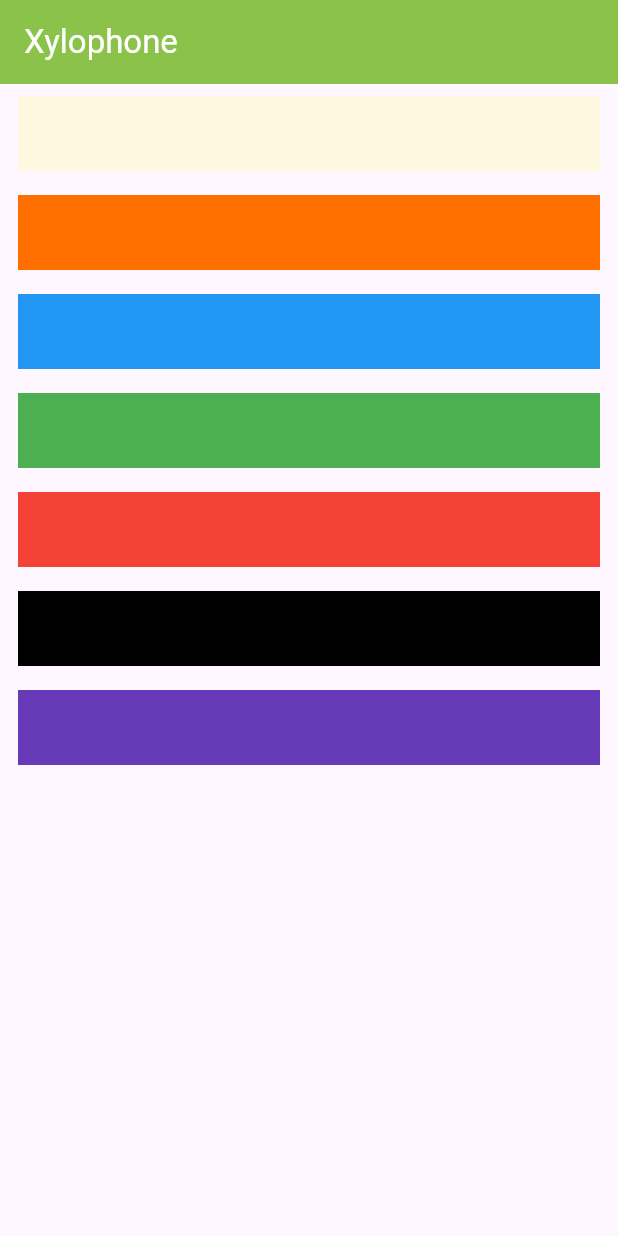
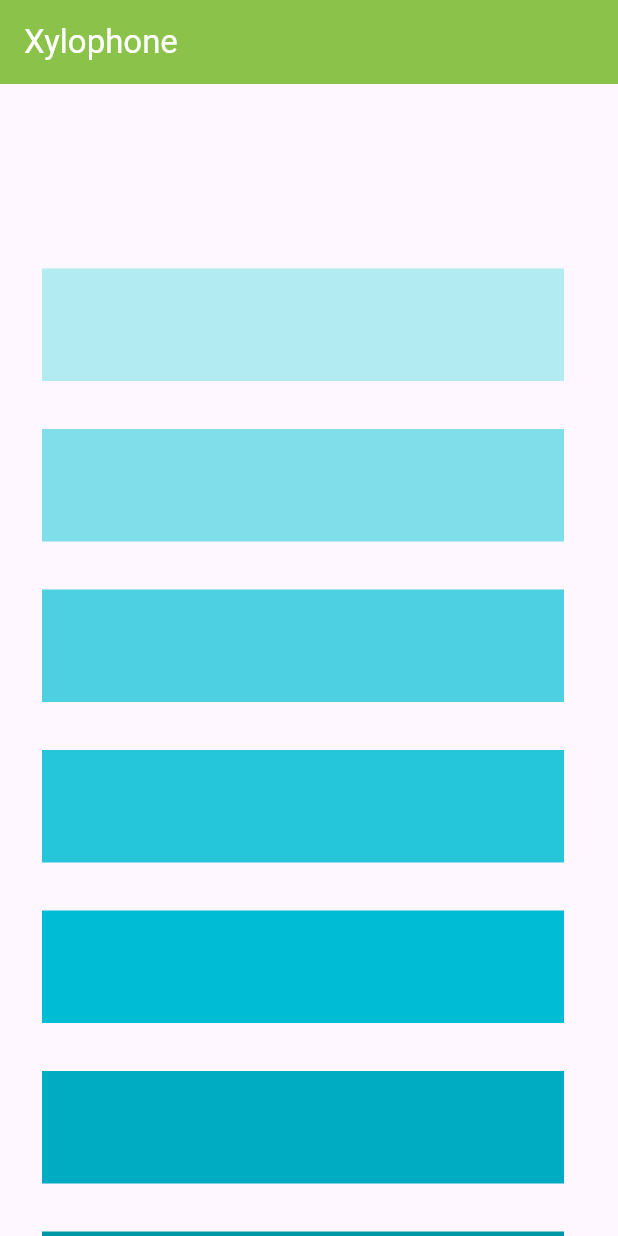
Before and after one commit to Hassan-Boulhilt/xylophone, a Flutter app: the screen it shows after launch, on a phone screen of 412 x 824 dp. Run offline on Flutter 3.47's test engine with Material 3 defaults, Android fonts, the phone set to English and light mode, and no system bars; our stand-ins replace audioplayers.

Commit message:
final touch

```diff
--- a/lib/main.dart
+++ b/lib/main.dart
@@ -31,76 +31,23 @@ class _XylophoneAppState extends State<XylophoneApp> {
               style: TextStyle(color: Colors.white),
             ),
           ),
-        body: Center(
-          child: Column(
-            children: [
-              TextButton(
+          body: ListView.builder(
+            itemCount: 8, // Number of items in the list
+            itemBuilder: (BuildContext context, int index) {
+              return ListTile(
+                title: TextButton(
                   onPressed: () {
-                    playSound('note1.wav');
+                    playSound('note$index.wav');
                   },
                   child: Container(
                     width: double.infinity,
-                    height: 50,
-                    color: Colors.amber.shade50,
-                  )),
-              TextButton(
-                  onPressed: () {
-                    playSound('note2.wav');
-                  },
-                  child: Container(
-                    width: double.infinity,
-                    height: 50,
-                    color: Colors.amber[900],
-                  )),
-              TextButton(
-                  onPressed: () {
-                    playSound('note3.wav');
-                  },
-                  child: Container(
-                    width: double.infinity,
-                    height: 50,
-                    color: Colors.blue,
-                  )),
-              TextButton(
-                  onPressed: () {
-                    playSound('note4.wav');
-                  },
-                  child: Container(
-                    width: double.infinity,
-                    height: 50,
-                    color: Colors.green,
-                  )),
-              TextButton(
-                  onPressed: () {
-                    playSound('note5.wav');
-                  },
-                  child: Container(
-                    width: double.infinity,
-                    height: 50,
-                    color: Colors.red,
-                  )),
-              TextButton(
-                  onPressed: () {
-                    playSound('note6.wav');
-                  },
-                  child: Container(
-                    width: double.infinity,
-                    height: 50,
-                    color: Colors.black,
-                  )),
-              TextButton(
-                  onPressed: () {
-                    playSound('note7.wav');
-                  },
-                  child: Container(
-                    width: double.infinity,
-                    height: 50,
-                    color: Colors.deepPurple,
-                  )),
-            ],
-          ),
+                    height: 75,
+                    color: Colors.cyan[100 * index],
                   ),
                 ),
               );
+            },
+          )),
+    );
   }
 }
```
Lines whose indentation alone changed are shown as unchanged.
